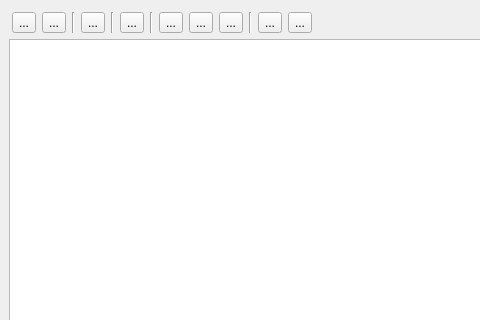
Above: python/plugins/processing/ui/DlgScriptEditor.ui from qgis/QGIS before the change; both pictures show x 0 to 480 and y 0 to 320 of the 720 by 480 pixel window. Below: the same form after it.
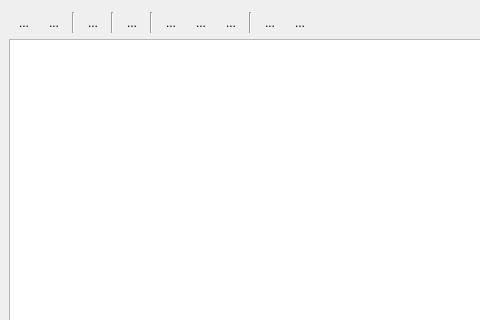
That is the form after the change. Custom widgets are drawn as their Qt base class.

Commit message: [processing] set autoRaise to True for toolbutton in script and modeler dialog

The edit to the form file:
```diff
--- a/python/plugins/processing/ui/DlgScriptEditor.ui
+++ b/python/plugins/processing/ui/DlgScriptEditor.ui
@@ -42,6 +42,9 @@
        <property name="text">
         <string>...</string>
        </property>
+       <property name="autoRaise">
+        <bool>true</bool>
+       </property>
       </widget>
      </item>
      <item>
@@ -52,6 +55,9 @@
        <property name="text">
         <string>...</string>
        </property>
+       <property name="autoRaise">
+        <bool>true</bool>
+       </property>
       </widget>
      </item>
      <item>
@@ -69,6 +75,9 @@
        <property name="text">
         <string>...</string>
        </property>
+       <property name="autoRaise">
+        <bool>true</bool>
+       </property>
       </widget>
      </item>
      <item>
@@ -86,6 +95,9 @@
        <property name="text">
         <string>...</string>
        </property>
+       <property name="autoRaise">
+        <bool>true</bool>
+       </property>
       </widget>
      </item>
      <item>
@@ -103,6 +115,9 @@
        <property name="text">
         <string>...</string>
        </property>
+       <property name="autoRaise">
+        <bool>true</bool>
+       </property>
       </widget>
      </item>
      <item>
@@ -113,6 +128,9 @@
        <property name="text">
         <string>...</string>
        </property>
+       <property name="autoRaise">
+        <bool>true</bool>
+       </property>
       </widget>
      </item>
      <item>
@@ -123,6 +141,9 @@
        <property name="text">
         <string>...</string>
        </property>
+       <property name="autoRaise">
+        <bool>true</bool>
+       </property>
       </widget>
      </item>
      <item>
@@ -140,6 +161,9 @@
        <property name="text">
         <string>...</string>
        </property>
+       <property name="autoRaise">
+        <bool>true</bool>
+       </property>
       </widget>
      </item>
      <item>
@@ -150,6 +174,9 @@
        <property name="text">
         <string>...</string>
        </property>
+       <property name="autoRaise">
+        <bool>true</bool>
+       </property>
       </widget>
      </item>
      <item>
```
The commit also changes 1 other file.
